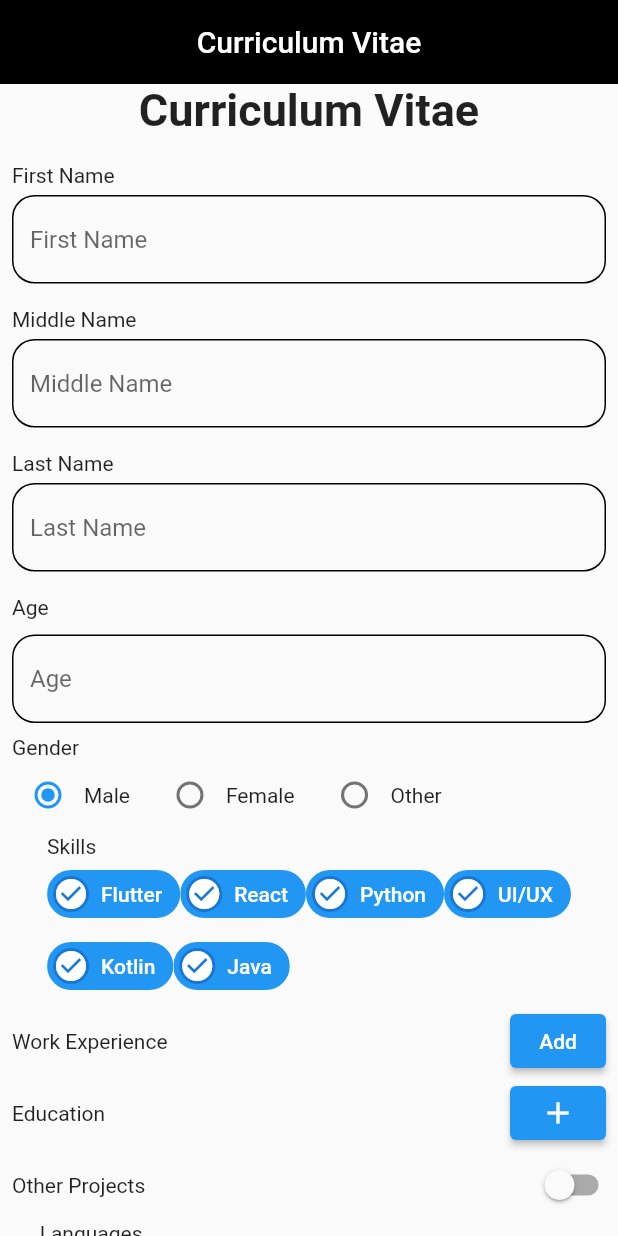
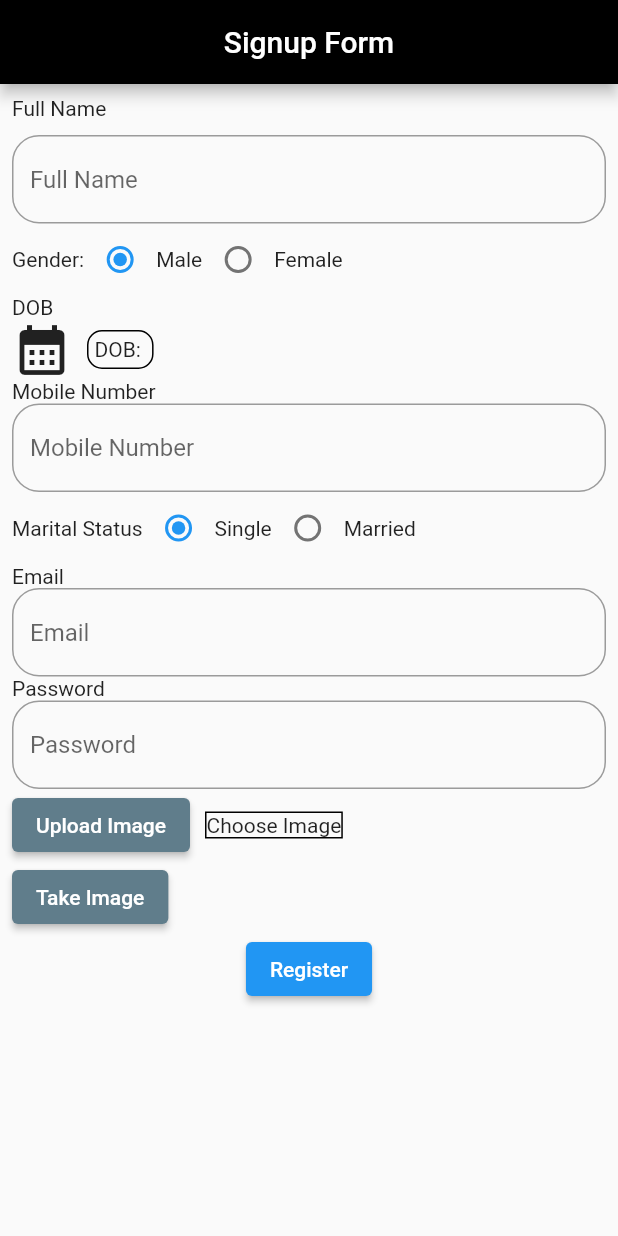
Before and after one commit to Cmon1007/flutter_intern, a Flutter app: the screen it shows after launch, on a phone screen of 412 x 824 dp. Run offline on Flutter 3.47's test engine with Material 2 defaults, Android fonts, the phone set to English and light mode, and no system bars; our stand-ins replace image_picker, shared_preferences.

Commit message:
image picker

```diff
--- a/lib/day_6/cv_page.dart
+++ b/lib/day_6/cv_page.dart
@@ -59,11 +59,11 @@ class _CvPageState extends State<CvPage> {
     middleNameController.clear();
     lastNameController.clear();
     ageController.clear();
-    selectedGender=null;
     selectedSkill.clear();
     selectedLanguage.clear();
     selectedAreas.clear();
     setState(() {
+      selectedGender='Male';
       workExperiences.clear();
       educationDatas.clear();
       projectDatas.clear();
--- /dev/null
+++ b/lib/day_7/dob.dart
@@ -0,0 +1,54 @@
+import 'package:flutter/material.dart';
+import 'package:intl/intl.dart';
+class DOB extends StatefulWidget {
+  const DOB({Key? key}) : super(key: key);
+
+  @override
+  State<DOB> createState() => _DOBState();
+}
+
+class _DOBState extends State<DOB> {
+  String selectedDob="";
+  @override
+  Widget build(BuildContext context) {
+
+    return Column(
+      crossAxisAlignment: CrossAxisAlignment.start,
+      children: [
+        Text("DOB"),
+        Row(
+          children: [
+            GestureDetector(
+                child: Icon(Icons.calendar_month,size:40),
+            onTap: () async{
+                  DateTime ? selectDate= await showDatePicker(
+                      context: context,
+                      initialDate: DateTime.now(),
+                      firstDate: DateTime(2000),
+                      lastDate: DateTime(2030),
+                  );
+                  String formatedDob=DateFormat(DateFormat.YEAR_MONTH_DAY).format(selectDate!);
+                  setState(() {
+                    selectedDob=formatedDob.toString();
+                  });
+            },
+            ),
+            const SizedBox(width: 10,),
+            Container(
+              decoration: BoxDecoration(
+                border: Border.all(color: Colors.black),
+                borderRadius: BorderRadius.circular(10.0)
+              ),
+
+
+              child: Center(child: Padding(
+                padding: const EdgeInsets.all(4.0),
+                child: Text("DOB: $selectedDob"),
+              )),
+            )
+          ],
+        ),
+      ],
+    );
+  }
+}
--- /dev/null
+++ b/lib/day_7/email_field.dart
@@ -0,0 +1,35 @@
+import 'package:flutter/material.dart';
+class EmailField extends StatelessWidget {
+  const EmailField({Key? key}) : super(key: key);
+
+  @override
+  Widget build(BuildContext context) {
+    TextEditingController emailController=TextEditingController();
+    return Column(
+      crossAxisAlignment: CrossAxisAlignment.start,
+      children: [
+        Text("Email"),
+        TextFormField(
+          validator: (value)
+          {
+            if(value==null||value.isEmpty)
+            {
+              return "Please enter email";
+            }
+            else if(!RegExp(r"^[a-zA-Z0-9.a-zA-Z0-9.!#$%&'*+-/=?^_`{|}~]+@[a-zA-Z0-9]+\.[a-zA-Z]+").hasMatch(value))
+            {
+              return 'Invalid email format';
+            }
+            return null;
+          },
+          controller: emailController,
+          decoration: InputDecoration(
+            hintText: "Email",
+            border: OutlineInputBorder(borderSide: BorderSide(color: Colors.black),borderRadius: BorderRadius.circular(18.0),
+            ),
+          ),
+        ),
+      ],
+    );
+  }
+}
--- /dev/null
+++ b/lib/day_7/gender_field.dart
@@ -0,0 +1,51 @@
+import 'package:flutter/material.dart';
+class GenderField extends StatefulWidget {
+  const GenderField({Key? key}) : super(key: key);
+
+  @override
+  State<GenderField> createState() => _GenderFieldState();
+}
+
+class _GenderFieldState extends State<GenderField> {
+  String? _selectedGender="Male";
+  @override
+  Widget build(BuildContext context) {
+        return Row(
+          children: [
+            Expanded(
+              child: Row(
+                children: [
+                  Text("Gender:"),
+                  Row(
+                    children: [
+                      Radio(
+                        value: "Male",
+                        groupValue: _selectedGender,
+                        onChanged: (value)
+                        {
+                          setState(() {
+                            _selectedGender=value;
+                          });
+                        },
+                      ),
+                      Text("Male"),
+                      Radio(
+                        value: "Female",
+                        groupValue: _selectedGender,
+                        onChanged: (value)
+                        {
+                          setState(() {
+                            _selectedGender=value;
+                          });
+                        },
+                      ),
+                      Text("Female"),
+                    ],
+                  )
+                ],
+              ),
+            ),
+          ],
+        );
+  }
+}
--- /dev/null
+++ b/lib/day_7/marital_status.dart
@@ -0,0 +1,44 @@
+import 'package:flutter/material.dart';
+class MaritalStatus extends StatefulWidget {
+  const MaritalStatus({Key? key}) : super(key: key);
+
+  @override
+  State<MaritalStatus> createState() => _MaritalStatusState();
+}
+
+class _MaritalStatusState extends State<MaritalStatus> {
+  String? _selectedMarital="Single";
+  @override
+  Widget build(BuildContext context) {
+    return Row(
+      children: [
+        Expanded(
+                child: Row(
+                  children: [
+                    Text("Marital Status"),
+              Radio(
+                value: "Single",
+                groupValue: _selectedMarital,
+                onChanged: (value){
+                  setState(() {
+                    _selectedMarital=value;
+                  });
+                },
+              ),
+              Text("Single"),
+              Radio(
+                  value: "Married",
+                  groupValue: _selectedMarital,
+                  onChanged: (value){
+                    setState(() {
+                      _selectedMarital=value;
+                    });
+                  }),
+              Text("Married")
+            ],
+                ),
+        ),
+      ],
+    );
+  }
+}
--- /dev/null
+++ b/lib/day_7/mobile_number.dart
@@ -0,0 +1,39 @@
+import 'package:flutter/material.dart';
+class MobileNumber extends StatelessWidget {
+  const MobileNumber({Key? key}) : super(key: key);
+
+  @override
+  Widget build(BuildContext context) {
+    TextEditingController mobileNumberController=TextEditingController();
+    return Column(
+      crossAxisAlignment: CrossAxisAlignment.start,
+      children: [
+        Text("Mobile Number"),
+        TextFormField(
+          validator: (value)
+          {
+            if(value==null||value.isEmpty)
+            {
+              return "Please enter your number";
+            }
+            else if(!RegExp(r"^[0-9]+$").hasMatch(value))
+          {
+            return "Mobile number cannot be a letter or special characters";
+          }
+            else if(value.length<10||value.length>10)
+              {
+                return "Number should be 10 characters long";
+              }
+          return null;
+          },
+          controller: mobileNumberController,
+          decoration: InputDecoration(
+            hintText: "Mobile Number",
+            border: OutlineInputBorder(borderSide: BorderSide(color: Colors.black),borderRadius: BorderRadius.circular(18.0),
+            ),
+          ),
+        )
+      ],
+    );
+  }
+}
--- /dev/null
+++ b/lib/day_7/name_field.dart
@@ -0,0 +1,37 @@
+import 'package:flutter/material.dart';
+class NameField extends StatelessWidget {
+  const NameField({
+    Key? key}) : super(key: key);
+
+  @override
+  Widget build(BuildContext context) {
+    TextEditingController nameController=TextEditingController();
+    return Column(
+      crossAxisAlignment: CrossAxisAlignment.start,
+      children: [
+        Text("Full Name"),
+        const SizedBox(height: 10,),
+        TextFormField(
+          validator: (value)
+          {
+            if(value==null||value.isEmpty)
+              {
+                return "Please enter your full name";
+              }
+            else if(RegExp(r'[^a-zA-Z ]').hasMatch(value))
+            {
+              return 'Name cannot have numbers';
+            }
+            return null;
+          },
+          controller: nameController,
+          decoration: InputDecoration(
+            hintText: "Full Name",
+            border: OutlineInputBorder(borderSide: BorderSide(color: Colors.black),borderRadius: BorderRadius.circular(18.0),
+            ),
+          ),
+        ),
+      ],
+    );
+  }
+}
--- /dev/null
+++ b/lib/day_7/password_field.dart
@@ -0,0 +1,37 @@
+import 'package:flutter/material.dart';
+class PasswordField extends StatelessWidget {
+  const PasswordField({Key? key}) : super(key: key);
+
+  @override
+  Widget build(BuildContext context) {
+    TextEditingController passwordController=TextEditingController();
+    return Column(
+      crossAxisAlignment: CrossAxisAlignment.start,
+      children: [
+        Text("Password"),
+        TextFormField(
+          validator: (value)
+          {
+            if(value==null||value.isEmpty)
+            {
+              return "Please enter password";
+            }
+            else if(value.length<8)
+            {
+              return 'Password must be at least 8 characters long';
+            }
+            return null;
+          },
+          controller: passwordController,
+          decoration: InputDecoration(
+            hintText: "Password",
+            border: OutlineInputBorder(borderSide: BorderSide(color: Colors.black),borderRadius: BorderRadius.circular(18.0),
+            ),
+          ),
+          obscureText: true,
+          obscuringCharacter: "*",
+        ),
+      ],
+    );
+  }
+}
--- /dev/null
+++ b/lib/day_7/signup_form.dart
@@ -0,0 +1,63 @@
+import 'package:flutter/material.dart';
+import 'package:flutter_internn/day_7/dob.dart';
+import 'package:flutter_internn/day_7/email_field.dart';
+import 'package:flutter_internn/day_7/gender_field.dart';
+import 'package:flutter_internn/day_7/marital_status.dart';
+import 'package:flutter_internn/day_7/mobile_number.dart';
+import 'package:flutter_internn/day_7/name_field.dart';
+import 'package:flutter_internn/day_7/password_field.dart';
+import 'package:flutter_internn/day_7/upload_image.dart';
+class SignUpForm extends StatefulWidget {
+  const SignUpForm({Key? key}) : super(key: key);
+
+  @override
+  State<SignUpForm> createState() => _SignUpFormState();
+}
+
+class _SignUpFormState extends State<SignUpForm> {
+  final GlobalKey<FormState> _formKey=GlobalKey<FormState>();
+  @override
+  Widget build(BuildContext context) {
+    return Scaffold(
+      appBar: AppBar(
+        title: Text("Signup Form"),
+        centerTitle: true,
+        backgroundColor: Colors.black,
+      ),
+      body: SingleChildScrollView(
+        child: Column(
+          children: [
+            Form(
+                key: _formKey,
+                child: Padding(
+                  padding: const EdgeInsets.all(8.0),
+                  child: Column(
+              children: [
+                  NameField(),
+                  GenderField(),
+                  DOB(),
+                  MobileNumber(),
+                  MaritalStatus(),
+                  EmailField(),
+                  PasswordField(),
+                  ImageUploading(),
+                  ElevatedButton(onPressed: (){
+              if(_formKey.currentState!.validate())
+              {
+                  showDialog(context: context, builder: (context) => AlertDialog(title: Text("Successfully Registered"),
+                  ),
+                  );
+              }
+
+                  },
+                      child: Text("Register"),
+                  )
+              ],
+            ),
+                )),
+          ],
+        ),
+      ),
+    );
+  }
+}
--- /dev/null
+++ b/lib/day_7/upload_image.dart
@@ -0,0 +1,66 @@
+
+import 'dart:io';
+
+import 'package:flutter/material.dart';
+import 'package:image_picker/image_picker.dart';
+class ImageUploading extends StatefulWidget {
+  const ImageUploading({Key? key}) : super(key: key);
+
+  @override
+  State<ImageUploading> createState() => _ImageUploadingState();
+}
+
+class _ImageUploadingState extends State<ImageUploading> {
+  File? _selectedImage;
+  @override
+  Widget build(BuildContext context) {
+    return Column(
+      crossAxisAlignment: CrossAxisAlignment.start,
+      children: [
+        Row(
+          children: [
+            ElevatedButton(
+              style: ElevatedButton.styleFrom(backgroundColor: Colors.blueGrey),
+              onPressed: (){
+               _pickImageGallery();
+            },
+                child: Text("Upload Image"),
+            ),
+            const SizedBox(width: 10.0,),
+            Container(
+              decoration: BoxDecoration(border: Border.all(color: Colors.black)),
+              child: Center(
+                child: _selectedImage!=null?Image.file(_selectedImage!,height: 40,width: 50,):Text("Choose Image"),
+              ),
+            ),
+          ],
+        ),
+        ElevatedButton(
+          style: ElevatedButton.styleFrom(backgroundColor: Colors.blueGrey),
+          onPressed: (){
+            _pickImageCamera();
+          },
+          child: Text("Take Image"),
+        ),
+         const SizedBox(width: 10,),
+
+      ],
+    );
+  }
+
+  Future _pickImageGallery() async {
+    final pickImage=await ImagePicker().pickImage(source: ImageSource.gallery);
+    if(pickImage==null) return;
+    setState(() {
+      _selectedImage=File(pickImage.path);
+    });
+  }
+  Future _pickImageCamera()
+  async {
+    final pickImage= await ImagePicker().pickImage(source: ImageSource.camera);
+    if(pickImage==null) return;
+    setState(() {
+      _selectedImage=File(pickImage.path);
+    });
+  }
+}
--- a/lib/main.dart
+++ b/lib/main.dart
@@ -1,5 +1,6 @@
 import 'package:flutter/material.dart';
 import 'package:flutter_internn/day_6/cv_page.dart';
+import 'package:flutter_internn/day_7/signup_form.dart';
 void main()
 {
   runApp(const MyApp());
@@ -12,7 +13,7 @@ class MyApp extends StatelessWidget {
     return const MaterialApp(
       debugShowCheckedModeBanner: false,
       title: "Second day asssessment",
-      home: CvPage(),
+      home: SignUpForm(),
     );
   }
 }
--- a/pubspec.yaml
+++ b/pubspec.yaml
@@ -38,6 +38,7 @@ dependencies:
   cupertino_icons: ^1.0.2
   intl: ^0.18.1
   shared_preferences: ^2.2.0
+  image_picker: ^1.0.2
 
 dev_dependencies:
   flutter_test:
```
Also changed, not shown: pubspec.lock, 5 other files.
